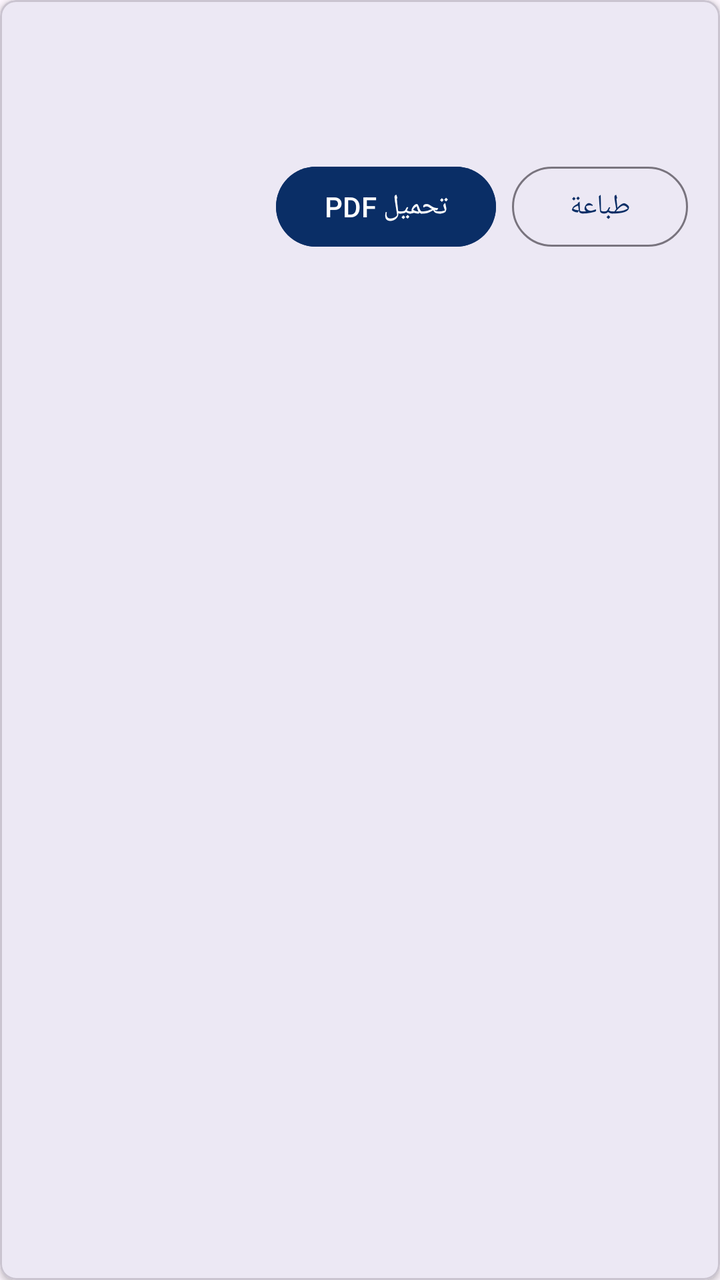
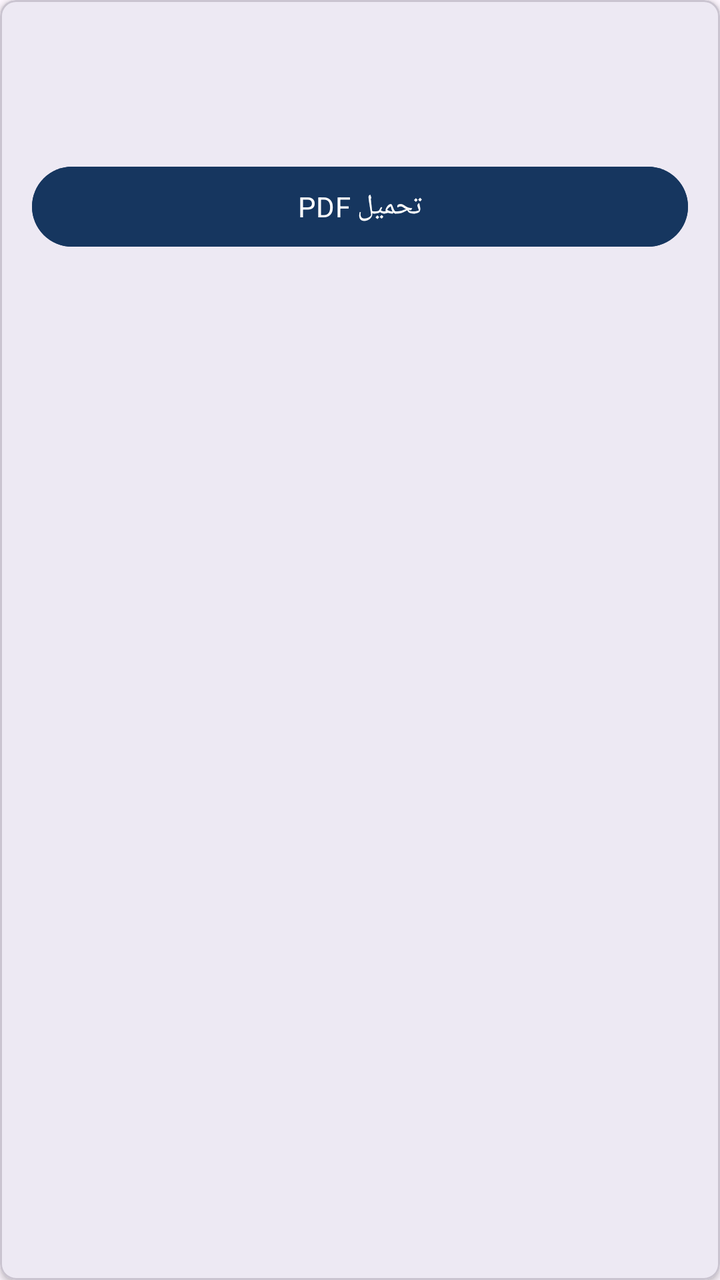

The first picture is an Android layout as it rendered before a commit; the second is the same layout after the commit. The layout source and the unified diff follow.
<!-- AndroidManifest.xml: application theme Theme.Albayda -->
<!-- res/layout/item_result_card.xml -->
<?xml version="1.0" encoding="utf-8"?>
<com.google.android.material.card.MaterialCardView xmlns:android="http://schemas.android.com/apk/res/android"
    xmlns:app="http://schemas.android.com/apk/res-auto"
    android:layout_width="match_parent"
    android:layout_height="wrap_content"
    android:layout_marginBottom="12dp"
    app:cardCornerRadius="8dp"
    app:cardElevation="2dp">

    <LinearLayout
        android:layout_width="match_parent"
        android:layout_height="wrap_content"
        android:orientation="vertical"
        android:padding="16dp">

        <TextView
            android:id="@+id/tvMain"
            android:layout_width="wrap_content"
            android:layout_height="wrap_content"
            android:textColor="@color/navy_700"
            android:textSize="18sp"
            android:textStyle="bold" />

        <TextView
            android:id="@+id/tvSub"
            android:layout_width="wrap_content"
            android:layout_height="wrap_content"
            android:textColor="@color/text_muted"
            android:textSize="14sp"
            android:layout_marginTop="4dp" />

        <LinearLayout
            android:layout_width="match_parent"
            android:layout_height="wrap_content"
            android:orientation="horizontal"
            android:layout_marginTop="16dp"
            android:gravity="end">

            <Button
                android:id="@+id/btnDownloadPdf"
                android:layout_width="wrap_content"
                android:layout_height="wrap_content"
                android:text="تحميل PDF"
                style="@style/Widget.Material3.Button"
                android:backgroundTint="@color/navy_700" />

            <Button
                android:id="@+id/btnPrint"
                android:layout_width="wrap_content"
                android:layout_height="wrap_content"
                android:text="طباعة"
                style="@style/Widget.Material3.Button.OutlinedButton"
                android:layout_marginStart="8dp"
                android:textColor="@color/navy_700" />
        </LinearLayout>
    </LinearLayout>
</com.google.android.material.card.MaterialCardView>
<!-- resources referenced by this layout -->
<resources>
  <color name="navy_700">#0A2E66</color>
  <color name="text_muted">#5A6B85</color>
  <style name="Theme.Albayda" parent="Theme.Material3.Light.NoActionBar">
          <item name="colorPrimary">@color/navy_700</item>
          <item name="colorSecondary">@color/gold</item>
          <item name="android:statusBarColor">@color/navy_900</item>
          <item name="android:navigationBarColor">@color/navy_900</item>
      </style>
  <color name="gold">#C9A24B</color>
  <color name="navy_900">#051734</color>
</resources>

<!-- the commit's change to res/layout/item_result_card.xml (unified diff, before → after) -->
@@ -29,29 +29,14 @@
             android:textSize="14sp"
             android:layout_marginTop="4dp" />
 
-        <LinearLayout
+        <Button
+            android:id="@+id/btnDownloadPdf"
             android:layout_width="match_parent"
             android:layout_height="wrap_content"
-            android:orientation="horizontal"
             android:layout_marginTop="16dp"
-            android:gravity="end">
-
-            <Button
-                android:id="@+id/btnDownloadPdf"
-                android:layout_width="wrap_content"
-                android:layout_height="wrap_content"
-                android:text="تحميل PDF"
-                style="@style/Widget.Material3.Button"
-                android:backgroundTint="@color/navy_700" />
-
-            <Button
-                android:id="@+id/btnPrint"
-                android:layout_width="wrap_content"
-                android:layout_height="wrap_content"
-                android:text="طباعة"
-                style="@style/Widget.Material3.Button.OutlinedButton"
-                android:layout_marginStart="8dp"
-                android:textColor="@color/navy_700" />
-        </LinearLayout>
+            android:text="تحميل PDF"
+            style="@style/Widget.Material3.Button"
+            android:backgroundTint="@color/navy_700"
+            android:textColor="@color/white" />
     </LinearLayout>
 </com.google.android.material.card.MaterialCardView>
<!-- resource entries referenced after the edit -->
@@ -1,14 +1,18 @@
 <!-- resources referenced by this layout -->
 <resources>
-  <color name="navy_700">#0A2E66</color>
-  <color name="text_muted">#5A6B85</color>
+  <color name="navy_700">#16365F</color>
+  <color name="text_muted">#6B7280</color>
+  <color name="white">#FFFFFF</color>
   <style name="Theme.Albayda" parent="Theme.Material3.Light.NoActionBar">
           <item name="colorPrimary">@color/navy_700</item>
-          <item name="colorSecondary">@color/gold</item>
+          <item name="colorOnPrimary">@color/white</item>
+          <item name="colorSecondary">@color/gold_sand</item>
           <item name="android:statusBarColor">@color/navy_900</item>
-          <item name="android:navigationBarColor">@color/navy_900</item>
+          <item name="android:navigationBarColor">@color/white</item>
+          <item name="android:windowLightNavigationBar">true</item>
+          <item name="android:fontFamily">sans-serif</item>
       </style>
-  <color name="gold">#C9A24B</color>
-  <color name="navy_900">#051734</color>
+  <color name="gold_sand">#C8922D</color>
+  <color name="navy_900">#0B1F3A</color>
 </resources>
 
